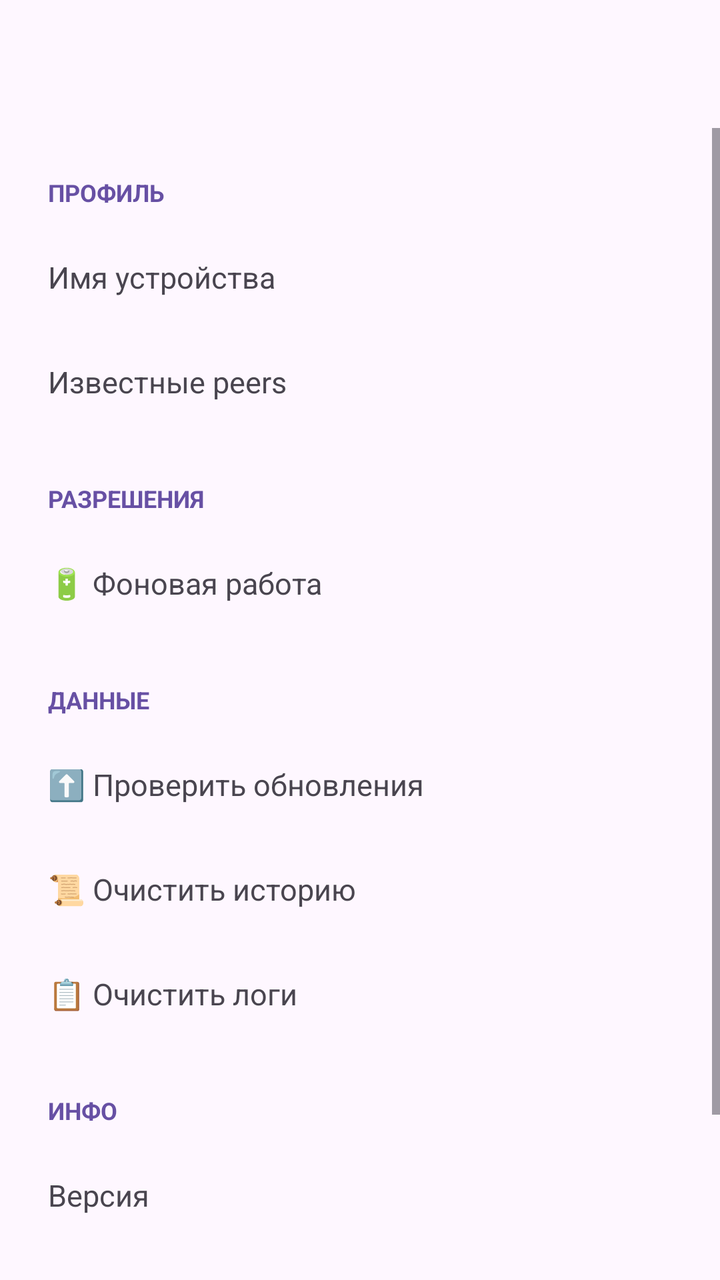
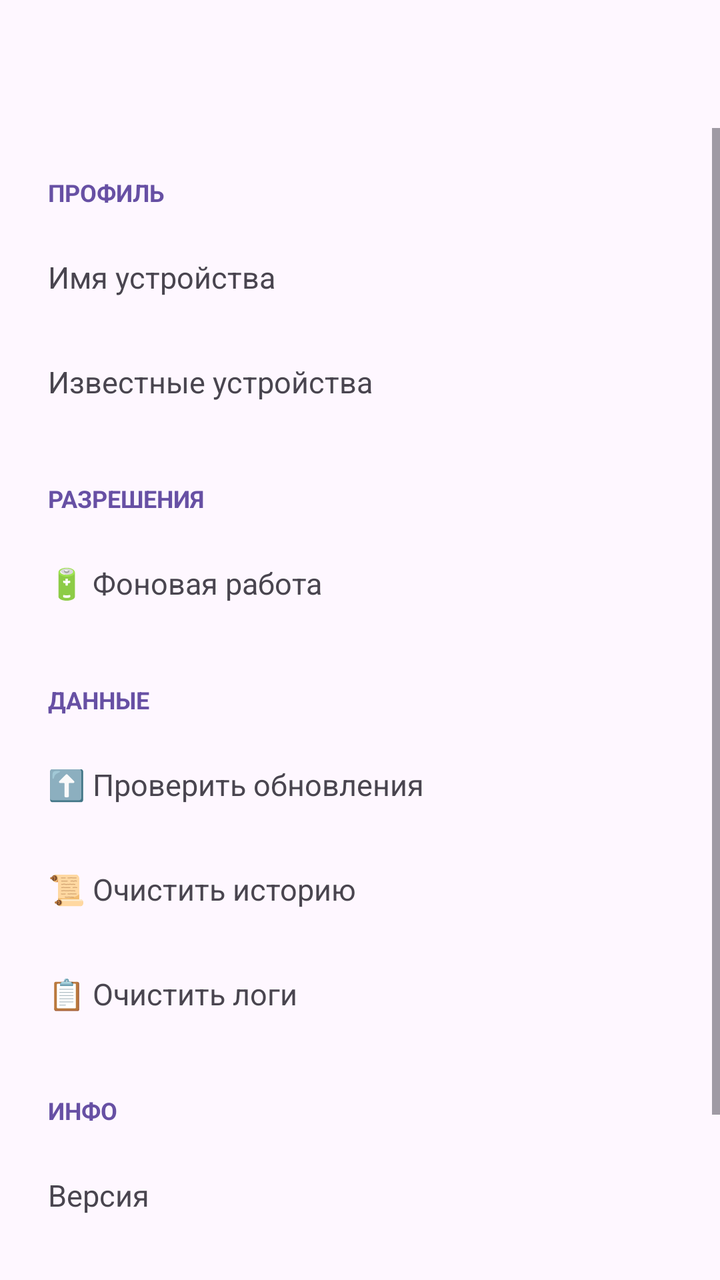

The first picture is an Android layout as it rendered before a commit; the second is the same layout after the commit. The layout source and the unified diff follow.
<!-- AndroidManifest.xml: application theme Theme.Atom.Main -->
<!-- res/layout/activity_settings.xml -->
<?xml version="1.0" encoding="utf-8"?>
<LinearLayout xmlns:android="http://schemas.android.com/apk/res/android"
    android:layout_width="match_parent"
    android:layout_height="match_parent"
    android:orientation="vertical">

    <com.google.android.material.appbar.MaterialToolbar
        android:id="@+id/toolbar"
        android:layout_width="match_parent"
        android:layout_height="?attr/actionBarSize"
        android:title="⚙️ Настройки" />

    <ScrollView
        android:layout_width="match_parent"
        android:layout_height="0dp"
        android:layout_weight="1">

        <LinearLayout
            android:layout_width="match_parent"
            android:layout_height="wrap_content"
            android:orientation="vertical"
            android:padding="8dp">

            <TextView
                android:layout_width="match_parent"
                android:layout_height="wrap_content"
                android:paddingStart="16dp" android:paddingTop="16dp"
                android:paddingEnd="16dp" android:paddingBottom="8dp"
                android:text="ПРОФИЛЬ"
                android:textSize="12sp"
                android:textStyle="bold"
                android:textColor="?attr/colorPrimary" />

            <LinearLayout
                android:id="@+id/nameRow"
                android:layout_width="match_parent"
                android:layout_height="wrap_content"
                android:orientation="horizontal"
                android:padding="16dp"
                android:background="?attr/selectableItemBackground"
                android:clickable="true" android:focusable="true">
                <TextView
                    android:layout_width="0dp" android:layout_height="wrap_content"
                    android:layout_weight="1" android:text="Имя устройства" android:textSize="15sp" />
                <TextView
                    android:id="@+id/nameValue"
                    android:layout_width="wrap_content" android:layout_height="wrap_content"
                    android:textSize="15sp" android:textColor="?attr/colorPrimary" />
            </LinearLayout>

            <LinearLayout
                android:id="@+id/peersRow"
                android:layout_width="match_parent"
                android:layout_height="wrap_content"
                android:orientation="horizontal"
                android:padding="16dp"
                android:background="?attr/selectableItemBackground"
                android:clickable="true" android:focusable="true">
                <TextView
                    android:layout_width="0dp" android:layout_height="wrap_content"
                    android:layout_weight="1" android:text="Известные peers" android:textSize="15sp" />
                <TextView
                    android:id="@+id/peersCount"
                    android:layout_width="wrap_content" android:layout_height="wrap_content"
                    android:textSize="15sp" android:textColor="?attr/colorPrimary" />
            </LinearLayout>

            <TextView
                android:layout_width="match_parent"
                android:layout_height="wrap_content"
                android:paddingStart="16dp" android:paddingTop="24dp"
                android:paddingEnd="16dp" android:paddingBottom="8dp"
                android:text="РАЗРЕШЕНИЯ"
                android:textSize="12sp"
                android:textStyle="bold"
                android:textColor="?attr/colorPrimary" />

            <LinearLayout
                android:id="@+id/batteryRow"
                android:layout_width="match_parent"
                android:layout_height="wrap_content"
                android:orientation="horizontal"
                android:padding="16dp"
                android:background="?attr/selectableItemBackground"
                android:clickable="true" android:focusable="true">
                <TextView
                    android:layout_width="0dp" android:layout_height="wrap_content"
                    android:layout_weight="1" android:text="🔋 Фоновая работа" android:textSize="15sp" />
                <TextView
                    android:id="@+id/batteryValue"
                    android:layout_width="wrap_content" android:layout_height="wrap_content"
                    android:textSize="14sp" android:textColor="?attr/colorPrimary" />
            </LinearLayout>

            <TextView
                android:layout_width="match_parent"
                android:layout_height="wrap_content"
                android:paddingStart="16dp" android:paddingTop="24dp"
                android:paddingEnd="16dp" android:paddingBottom="8dp"
                android:text="ДАННЫЕ"
                android:textSize="12sp"
                android:textStyle="bold"
                android:textColor="?attr/colorPrimary" />

            <LinearLayout
                android:id="@+id/forceUpdateRow"
                android:layout_width="match_parent"
                android:layout_height="wrap_content"
                android:orientation="horizontal"
                android:padding="16dp"
                android:background="?attr/selectableItemBackground"
                android:clickable="true" android:focusable="true">
                <TextView
                    android:layout_width="match_parent" android:layout_height="wrap_content"
                    android:text="⬆️ Проверить обновления" android:textSize="15sp" />
            </LinearLayout>

            <LinearLayout
                android:id="@+id/clearHistoryRow"
                android:layout_width="match_parent"
                android:layout_height="wrap_content"
                android:orientation="horizontal"
                android:padding="16dp"
                android:background="?attr/selectableItemBackground"
                android:clickable="true" android:focusable="true">
                <TextView
                    android:layout_width="match_parent" android:layout_height="wrap_content"
                    android:text="📜 Очистить историю" android:textSize="15sp" />
            </LinearLayout>

            <LinearLayout
                android:id="@+id/clearLogsRow"
                android:layout_width="match_parent"
                android:layout_height="wrap_content"
                android:orientation="horizontal"
                android:padding="16dp"
                android:background="?attr/selectableItemBackground"
                android:clickable="true" android:focusable="true">
                <TextView
                    android:layout_width="match_parent" android:layout_height="wrap_content"
                    android:text="📋 Очистить логи" android:textSize="15sp" />
            </LinearLayout>

            <TextView
                android:layout_width="match_parent"
                android:layout_height="wrap_content"
                android:paddingStart="16dp" android:paddingTop="24dp"
                android:paddingEnd="16dp" android:paddingBottom="8dp"
                android:text="ИНФО"
                android:textSize="12sp"
                android:textStyle="bold"
                android:textColor="?attr/colorPrimary" />

            <LinearLayout
                android:layout_width="match_parent"
                android:layout_height="wrap_content"
                android:orientation="horizontal"
                android:padding="16dp">
                <TextView
                    android:layout_width="0dp" android:layout_height="wrap_content"
                    android:layout_weight="1" android:text="Версия" android:textSize="15sp" />
                <TextView
                    android:id="@+id/buildValue"
                    android:layout_width="wrap_content" android:layout_height="wrap_content"
                    android:textSize="15sp" android:fontFamily="monospace" />
            </LinearLayout>

            <LinearLayout
                android:layout_width="match_parent"
                android:layout_height="wrap_content"
                android:orientation="horizontal"
                android:padding="16dp">
                <TextView
                    android:layout_width="0dp" android:layout_height="wrap_content"
                    android:layout_weight="1" android:text="Устройство" android:textSize="15sp" />
                <TextView
                    android:id="@+id/deviceValue"
                    android:layout_width="wrap_content" android:layout_height="wrap_content"
                    android:textSize="14sp" android:fontFamily="monospace" />
            </LinearLayout>

            <LinearLayout
                android:layout_width="match_parent"
                android:layout_height="wrap_content"
                android:orientation="horizontal"
                android:padding="16dp">
                <TextView
                    android:layout_width="0dp" android:layout_height="wrap_content"
                    android:layout_weight="1" android:text="MyId" android:textSize="15sp" />
                <TextView
                    android:id="@+id/myIdValue"
                    android:layout_width="wrap_content" android:layout_height="wrap_content"
                    android:textSize="14sp" android:fontFamily="monospace" />
            </LinearLayout>
        </LinearLayout>
    </ScrollView>
</LinearLayout>
<!-- resources referenced by this layout -->
<resources>
  <style name="Theme.Atom.Main" parent="Theme.Material3.DayNight.NoActionBar">
          <item name="android:statusBarColor">?attr/colorSurface</item>
          <item name="android:windowLightStatusBar" tools:targetApi="m">true</item>
      </style>
</resources>

<!-- the commit's change to res/layout/activity_settings.xml (unified diff, before → after) -->
@@ -58,7 +58,7 @@
                 android:clickable="true" android:focusable="true">
                 <TextView
                     android:layout_width="0dp" android:layout_height="wrap_content"
-                    android:layout_weight="1" android:text="Известные peers" android:textSize="15sp" />
+                    android:layout_weight="1" android:text="Известные устройства" android:textSize="15sp" />
                 <TextView
                     android:id="@+id/peersCount"
                     android:layout_width="wrap_content" android:layout_height="wrap_content"
